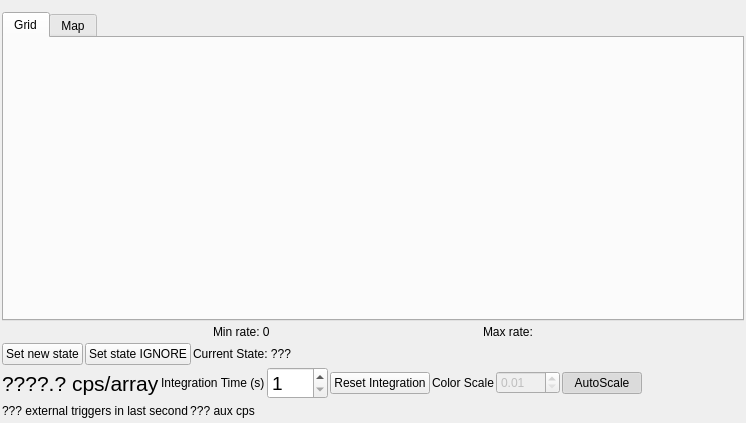
Old version of the form dastardcommander/ui/observe.ui in the repository usnistgov/dastardcommander.
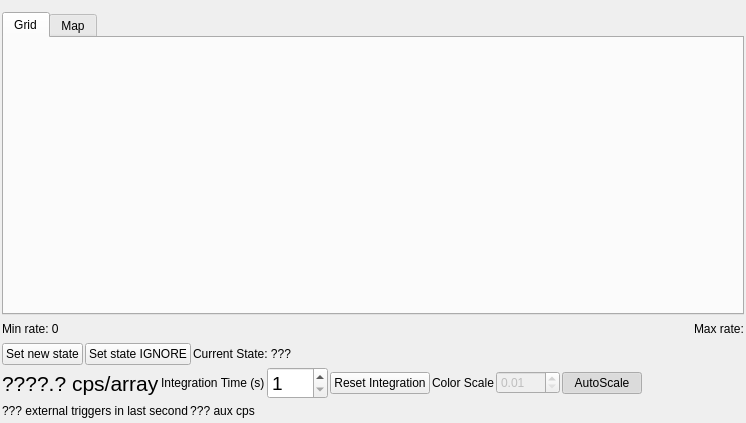
New version of the form.

Commit message: Remove color bars to prevent infinite # of them

Diff of the .ui file:
```diff
--- a/dastardcommander/ui/observe.ui
+++ b/dastardcommander/ui/observe.ui
@@ -161,6 +161,19 @@
        </property>
       </widget>
      </item>
+     <item>
+      <spacer name="horizontalSpacer_5">
+       <property name="orientation">
+        <enum>Qt::Horizontal</enum>
+       </property>
+       <property name="sizeHint" stdset="0">
+        <size>
+         <width>40</width>
+         <height>20</height>
+        </size>
+       </property>
+      </spacer>
+     </item>
      <item>
       <widget class="QLabel" name="maxRateLabel">
        <property name="sizePolicy">
```
The commit also changes 1 other file.
